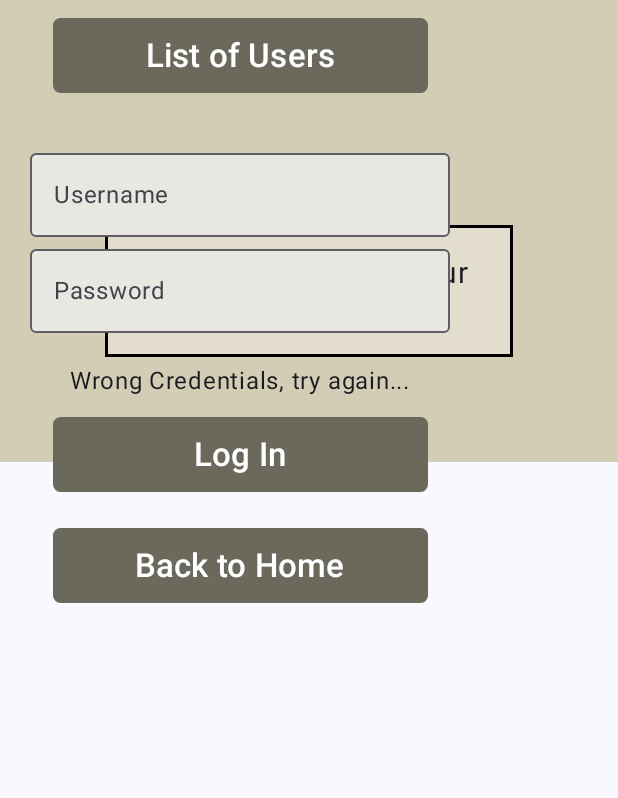
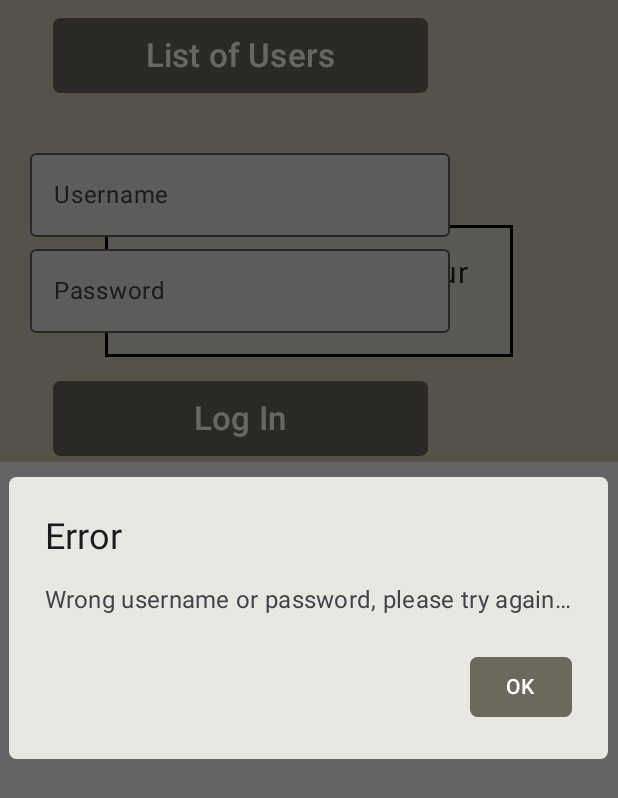
Before and after one commit to MichihideS/sti_android-utveckling_laboration_02, an Android app built with Jetpack Compose: the composable SignInScreen shown on its own in the app's theme, after a tap on "Log In", on a phone screen of 412 x 824 dp. Shown: the top 798 px of the screen. Run offline under Robolectric (Android 15) with nearby library versions, the phone set to English and light mode, and no system bars; libraries missing offline, so code that uses them is left out: com.ramcosta.composedestinations; 1 statement that could not run was skipped.

Commit message:
added comments and another alert dialog if wrong user input

```diff
--- a/app/src/main/java/com/michihides/laboration_02_compose/ui/composables/ButtonColumn.kt
+++ b/app/src/main/java/com/michihides/laboration_02_compose/ui/composables/ButtonColumn.kt
@@ -9,6 +9,7 @@ import androidx.compose.ui.Alignment
 import androidx.compose.ui.Modifier
 import androidx.compose.ui.unit.dp
 
+// A reusable Column for the main Buttons that places them in the bottom of the screen
 @Composable
 fun ButtonColumn(
     content: @Composable ColumnScope.() -> Unit
--- a/app/src/main/java/com/michihides/laboration_02_compose/ui/composables/GeneralButton.kt
+++ b/app/src/main/java/com/michihides/laboration_02_compose/ui/composables/GeneralButton.kt
@@ -13,6 +13,7 @@ import androidx.compose.ui.unit.dp
 import androidx.compose.ui.unit.sp
 import com.michihides.laboration_02_compose.ui.theme.BeigeDark
 
+// A reusable Button that is used as main Button on all the screens with some design and styling
 @Composable
 fun GeneralButton(
     textButton: String,
--- a/app/src/main/java/com/michihides/laboration_02_compose/ui/composables/LoginHandler.kt
+++ b/app/src/main/java/com/michihides/laboration_02_compose/ui/composables/LoginHandler.kt
@@ -14,6 +14,9 @@ import androidx.compose.ui.unit.dp
 import com.michihides.laboration_02_compose.ui.models.User
 import com.michihides.laboration_02_compose.ui.theme.WhiteDarker
 
+/* Component for the username and password fields on the sign in page with different styling
+** The password field being hidden when you type so your password won't be visible
+*/
 @Composable
 fun LoginHandler(
     user: User,
--- a/app/src/main/java/com/michihides/laboration_02_compose/ui/composables/TextColumn.kt
+++ b/app/src/main/java/com/michihides/laboration_02_compose/ui/composables/TextColumn.kt
@@ -16,6 +16,7 @@ import androidx.compose.ui.unit.dp
 import androidx.compose.ui.unit.sp
 import com.michihides.laboration_02_compose.ui.theme.BeigeTransparency
 
+// A reusable Column with a Text that uses a specific design for the main Text of a screen
 @Composable
 fun TextColumn(
     text: String
--- a/app/src/main/java/com/michihides/laboration_02_compose/ui/errorHandling/LoginErrorHandler.kt
+++ b/app/src/main/java/com/michihides/laboration_02_compose/ui/errorHandling/LoginErrorHandler.kt
@@ -4,6 +4,9 @@ import com.michihides.laboration_02_compose.destinations.LoggedInScreenDestinati
 import com.michihides.laboration_02_compose.ui.models.User
 import com.ramcosta.composedestinations.navigation.DestinationsNavigator
 
+/* Checks if the user exists and if the password matches as well it will take you to the
+** LoggedInScreen with the username and password as params
+ */
 class LoginErrorHandler {
     fun userExist(
         user: User,
--- a/app/src/main/java/com/michihides/laboration_02_compose/ui/models/User.kt
+++ b/app/src/main/java/com/michihides/laboration_02_compose/ui/models/User.kt
@@ -1,5 +1,6 @@
 package com.michihides.laboration_02_compose.ui.models
 
+// User Object which contains a username and password as string
 data class User(
     val username: String,
     val password: String
--- a/app/src/main/java/com/michihides/laboration_02_compose/ui/screens/AboutScreen.kt
+++ b/app/src/main/java/com/michihides/laboration_02_compose/ui/screens/AboutScreen.kt
@@ -13,9 +13,11 @@ import com.ramcosta.composedestinations.navigation.DestinationsNavigator
 @Destination
 @Composable
 fun AboutScreen(navigator: DestinationsNavigator) {
+    // Main text on the AboutScreen
     TextColumn(text = stringResource(id = R.string.about_info))
 
     ButtonColumn {
+        // Button that navigates to the Home screen (MainActivity)
         GeneralButton(textButton = stringResource(id = R.string.back_home)) {
             navigator.navigate(HomeDestination)
         }
--- a/app/src/main/java/com/michihides/laboration_02_compose/ui/screens/LoggedInExtraScreen.kt
+++ b/app/src/main/java/com/michihides/laboration_02_compose/ui/screens/LoggedInExtraScreen.kt
@@ -20,9 +20,13 @@ fun LoggedInExtraScreen(
 ) {
     val user = User(username, password)
 
+    // Main text on the LoggedInExtraScreen
     TextColumn(text = stringResource(id = R.string.logged_in_cool_info_explained))
 
     ButtonColumn {
+        /* Button that navigates to the LoggedInScreen and sends the username and password
+        ** as params as you press the button
+         */
         GeneralButton(textButton = stringResource(id = R.string.back)) {
             navigator.navigate(LoggedInScreenDestination(
                 username = user.username,
--- a/app/src/main/java/com/michihides/laboration_02_compose/ui/screens/LoggedInScreen.kt
+++ b/app/src/main/java/com/michihides/laboration_02_compose/ui/screens/LoggedInScreen.kt
@@ -21,9 +21,13 @@ fun LoggedInScreen(
 ) {
     val user = User(username, password)
 
+    // Main Text on the LoggedInScreen
     TextColumn(text = "Welcome ${user.username}")
 
     ButtonColumn {
+        /* Button that navigates to the LoggedInExtraScreen and sends the username and password
+        ** as params as you press the button
+        */
         GeneralButton(textButton = stringResource(id = R.string.logged_in_cool_info)) {
             navigator.navigate(LoggedInExtraScreenDestination(
                 username = user.username,
@@ -31,6 +35,7 @@ fun LoggedInScreen(
             ))
         }
 
+        // Button that navigates you back to the Home screen (MainActivity)
         GeneralButton(textButton = stringResource(id = R.string.logged_in_back_home)) {
             navigator.navigate(HomeDestination)
         }
--- a/app/src/main/java/com/michihides/laboration_02_compose/ui/screens/SignInScreen.kt
+++ b/app/src/main/java/com/michihides/laboration_02_compose/ui/screens/SignInScreen.kt
@@ -38,6 +38,9 @@ fun SignInScreen(navigator: DestinationsNavigator) {
     ButtonColumn {
         val showArray = remember { mutableStateOf(false) }
 
+        /* An Alertdialog that will show itself if set to true which happens when you press
+        ** the List of Users button. Some Design on the Alertdialog itself as well
+         */
         if(showArray.value) {
             AlertDialog(
                 onDismissRequest = { showArray.value = false },
@@ -60,16 +63,19 @@ fun SignInScreen(navigator: DestinationsNavigator) {
             )
         }
 
+        // The Button that enables the Alertdialog
         GeneralButton(textButton = stringResource(id = R.string.predefined_array)) {
                 showArray.value = true
         }
 
+        // Initializing the User Object
         var user by remember {
             mutableStateOf(
                 User("", "")
             )
         }
 
+        // Predefined list of Users that contains a username and a password
         val userList by remember {
             mutableStateOf(
                 listOf(
@@ -79,17 +85,53 @@ fun SignInScreen(navigator: DestinationsNavigator) {
                 )
             )
         }
+
+        // Variable to check if the user exists
         var isUserExistent by remember { mutableStateOf(true) }
 
+        // Calls the LoginHandler function which is the input fields for the user
         LoginHandler(
             user = user,
             onChangeUser = { user = it }
         )
 
-        if (!isUserExistent) {
-            Text(text = stringResource(id = R.string.error_login))
+        val showLoginError = remember { mutableStateOf(false) }
+
+        /* An Alertdialog that will show itself if set to true which happens when you press
+        ** the Log In Button with the wrong credentials. When you press OK the dialog will
+        ** disappear and isUserExistent will be set to true again which sounds wrong but
+        ** it worked so kept it for now
+        */
+        if(showLoginError.value) {
+            AlertDialog(
+                onDismissRequest = { showLoginError.value = false },
+                title = { Text(text = stringResource(id = R.string.login_error_title))},
+                text = { Text(
+                    text = stringResource(id = R.string.login_error_text),
+                    fontSize = 16.sp
+                )},
+                shape = RoundedCornerShape(5.dp),
+                containerColor = WhiteDarker,
+                confirmButton = {
+                    Button(
+                        onClick = {
+                            showLoginError.value = false;
+                            isUserExistent = true},
+                        colors = ButtonDefaults.buttonColors(BeigeDark),
+                        shape = RoundedCornerShape(5.dp)
+                    ) {
+                        Text(text = stringResource(id = R.string.login_error_confirm))
+                    }
+                }
+            )
         }
 
+        // If user doesn't exist get an alert dialog
+        if (!isUserExistent)  {
+            showLoginError.value = true
+        }
+
+        // Button that navigates you to the LoggedInScreen if the right credentials are typed in
         GeneralButton(textButton = stringResource(id = R.string.log_in)) {
             if (!LoginErrorHandler().userExist(user, userList, navigator)) {
                 isUserExistent = false
@@ -98,6 +140,7 @@ fun SignInScreen(navigator: DestinationsNavigator) {
             LoginErrorHandler().userExist(user, userList, navigator)
         }
 
+        // Button that navigates to the Home Screen (MainActivity)
         GeneralButton(textButton = stringResource(id = R.string.back_home)) {
             navigator.navigate(HomeDestination)
         }
--- a/app/src/main/res/values/strings.xml
+++ b/app/src/main/res/values/strings.xml
@@ -27,4 +27,7 @@
     <string name="alert_dialog_users">
         Michan  //  123 \nTest  //  222 \nKristoffer  //  1337
     </string>
+    <string name="login_error_title">Error</string>
+    <string name="login_error_text">Wrong username or password, please try again…</string>
+    <string name="login_error_confirm">OK</string>
 </resources>
```
